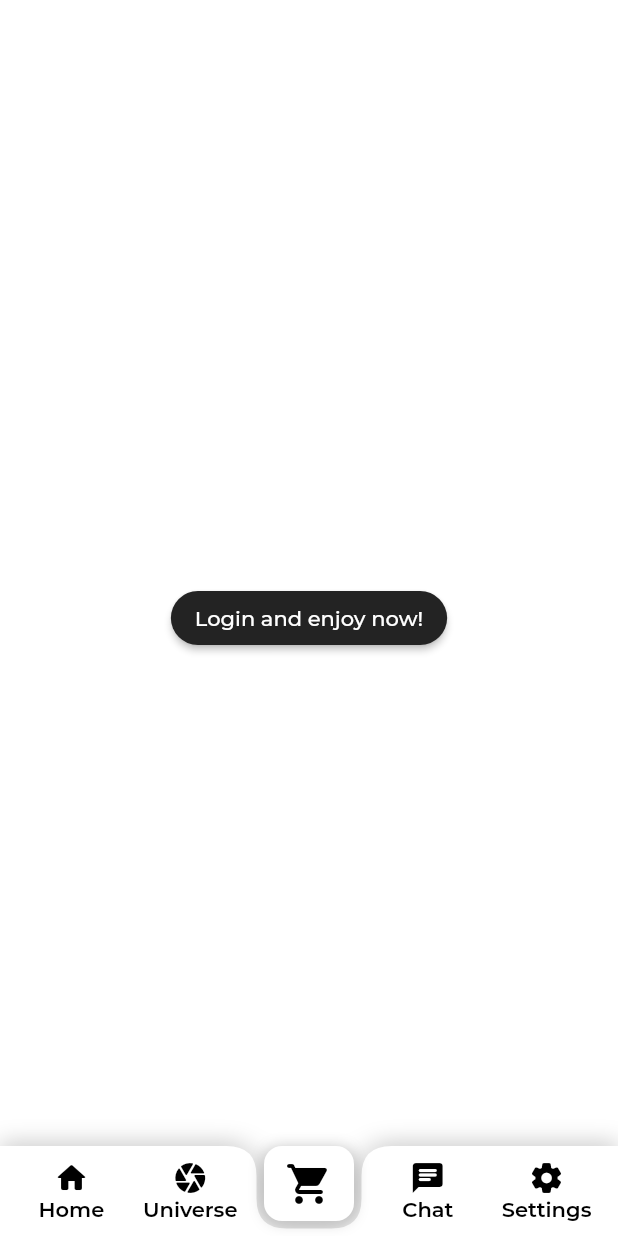
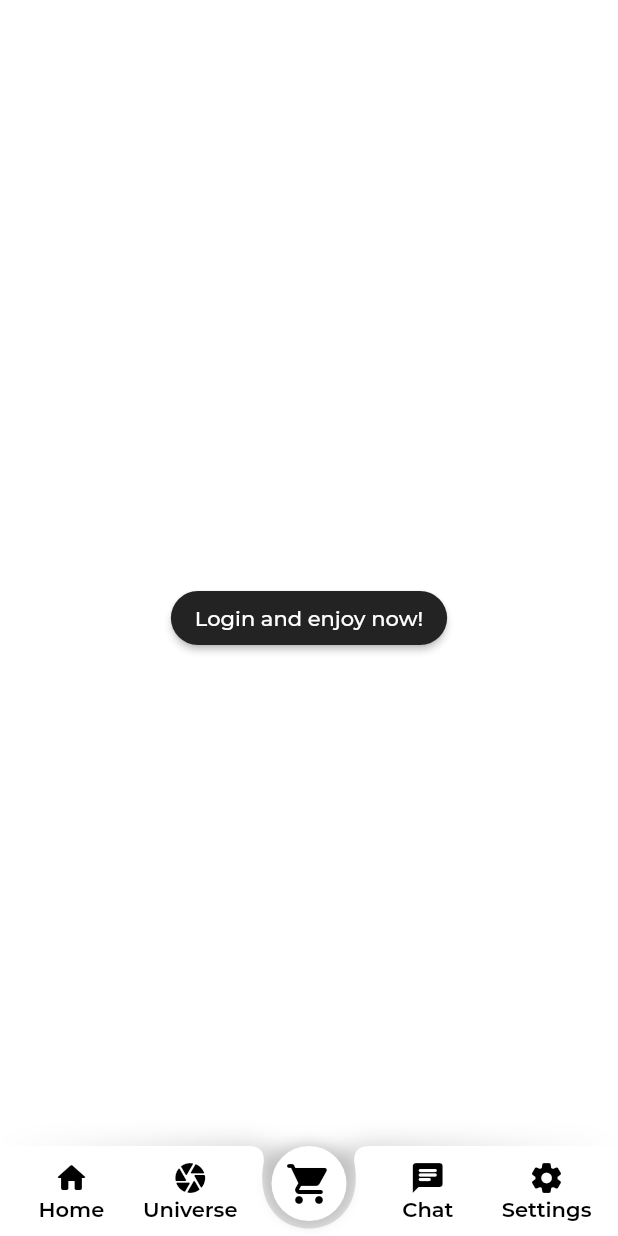
Before and after one commit to thinhtrai1/CarorApp, a Flutter app: the screen it shows after launch, item 4 of the bottom bar chosen, on a phone screen of 412 x 824 dp. Run offline on Flutter 3.47's test engine with Material 2 defaults, Android fonts, the light colour scheme and no system bars; our stand-ins replace audioplayers, flutter_rating_bar, fluttertoast, qr_flutter, shared_preferences, webview_flutter; missing offline and left inert: encrypt, mobile_scanner; generated files the repository leaves out were written again; network calls fail.

Commit message:
home bottom tab middle item circle

```diff
--- a/lib/ui/home/home.dart
+++ b/lib/ui/home/home.dart
@@ -263,11 +263,11 @@ class BottomTabMiddleItem extends StatelessWidget {
     return Expanded(
       child: Center(
         child: Container(
-          width: 60,
+          width: 50,
           height: 50,
           margin: const EdgeInsets.only(bottom: 10),
           decoration: const BoxDecoration(
-            borderRadius: BorderRadius.all(Radius.circular(12)),
+            shape: BoxShape.circle,
             color: Colors.white,
             boxShadow: [
               BoxShadow(
@@ -321,9 +321,9 @@ class _BottomBarPaint extends CustomPainter {
       ..color = const Color(0xFFAFAFAF)
       ..maskFilter = const MaskFilter.blur(BlurStyle.normal, 8);
     canvas.drawPath(shadowPath, shadowPaint);
-    final colorPath = Path()..moveTo(0, size.height);
+    final colorPath = Path()..moveTo(size.width, size.height);
     _createMainPath(colorPath, size)
-      ..lineTo(size.width, size.height)
+      ..lineTo(0, size.height)
       ..close();
     final colorPaint = Paint()..color = Colors.white;
     canvas.drawPath(colorPath, colorPaint);
@@ -332,16 +332,12 @@ class _BottomBarPaint extends CustomPainter {
   Path _createMainPath(Path path, Size size) {
     final centerX = size.width / 2;
     return path
-      ..lineTo(0, 0)
-      ..lineTo(centerX - 55, 0)
-      ..quadraticBezierTo(centerX - 35, 0, centerX - 35, 20)
-      ..lineTo(centerX - 35, size.height - 25)
-      ..quadraticBezierTo(centerX - 35, size.height - 5, centerX - 15, size.height - 5)
-      ..lineTo(centerX + 15, size.height - 5)
-      ..quadraticBezierTo(centerX + 35, size.height - 5, centerX + 35, size.height - 25)
-      ..lineTo(centerX + 35, 20)
-      ..quadraticBezierTo(centerX + 35, 0, centerX + 55, 0)
-      ..lineTo(size.width, 0);
+      ..lineTo(size.width, 0)
+      ..lineTo(centerX + 40, 0)
+      ..quadraticBezierTo(centerX + 30, 0, centerX + 30, 10)
+      ..cubicTo(centerX + 42, size.height + 10, centerX - 42, size.height + 10, centerX - 30, 10)
+      ..quadraticBezierTo(centerX - 30, 0, centerX - 40, 0)
+      ..lineTo(0, 0);
   }
 
   @override
```
